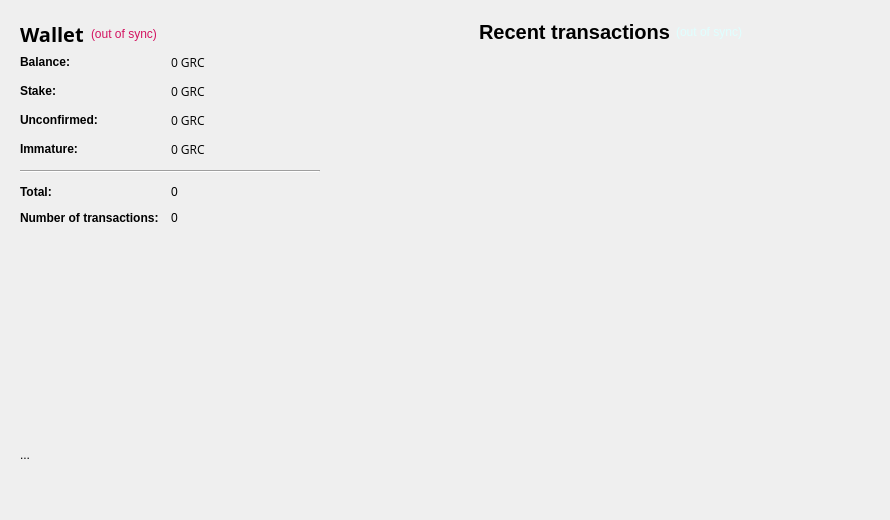
First picture: the form in src/qt/forms/overviewpage.ui, repository gridcoin-community/Gridcoin-Research, before the edit.
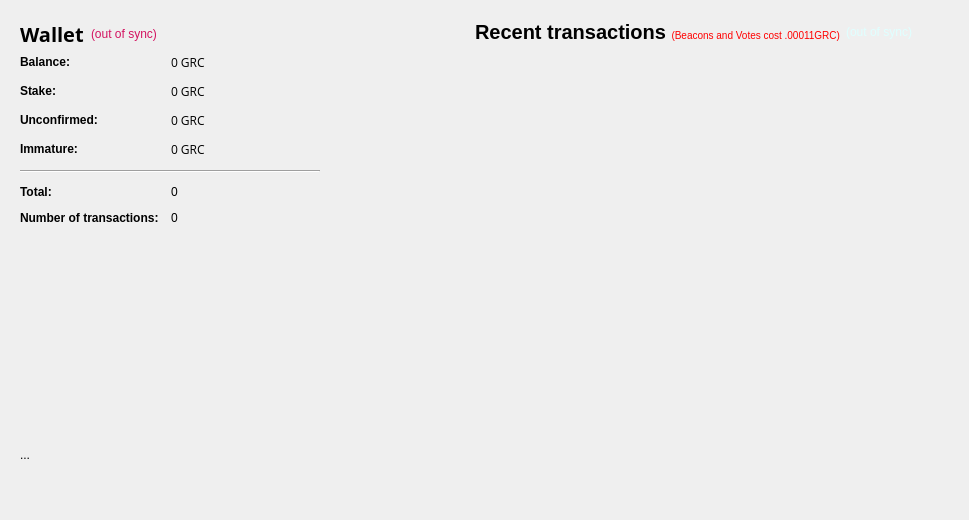
Second picture: the form after the edit. Icons and pictures are not drawn.

```diff
--- a/src/qt/forms/overviewpage.ui
+++ b/src/qt/forms/overviewpage.ui
@@ -73,7 +73,7 @@
           <item>
            <widget class="QLabel" name="label_4">
             <property name="text">
-             <string>&lt;html&gt;&lt;head/&gt;&lt;body&gt;&lt;p&gt;&lt;span style=&quot; font-size:20px; font-weight:600; color:#000000;&quot;&gt;Recent transactions&lt;/span&gt;&lt;/p&gt;&lt;/body&gt;&lt;/html&gt;</string>
+             <string>&lt;html&gt;&lt;head/&gt;&lt;body&gt;&lt;p&gt;&lt;span style=&quot; font-size:20px; font-weight:600; color:#000000;&quot;&gt;Recent transactions&lt;/span&gt;&lt;small&gt;&lt;span&gt;&lt;font color=red&gt;&amp;nbsp;&amp;nbsp;(Beacons and Votes cost .00011GRC)&lt;/span&gt;&lt;/font&gt;&lt;/p&gt;&lt;/body&gt;&lt;/html&gt;</string>
             </property>
            </widget>
           </item>
```
Left out of the diff: 1 changed line with no effect on the pictures.
